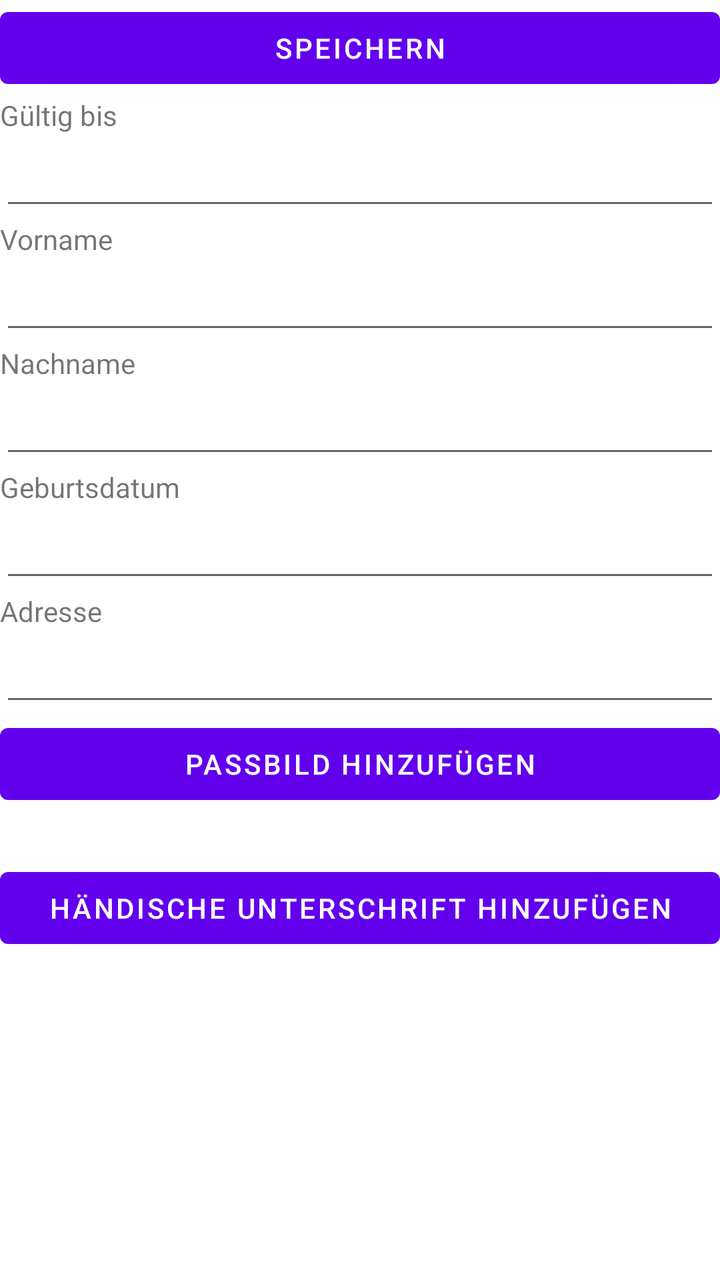
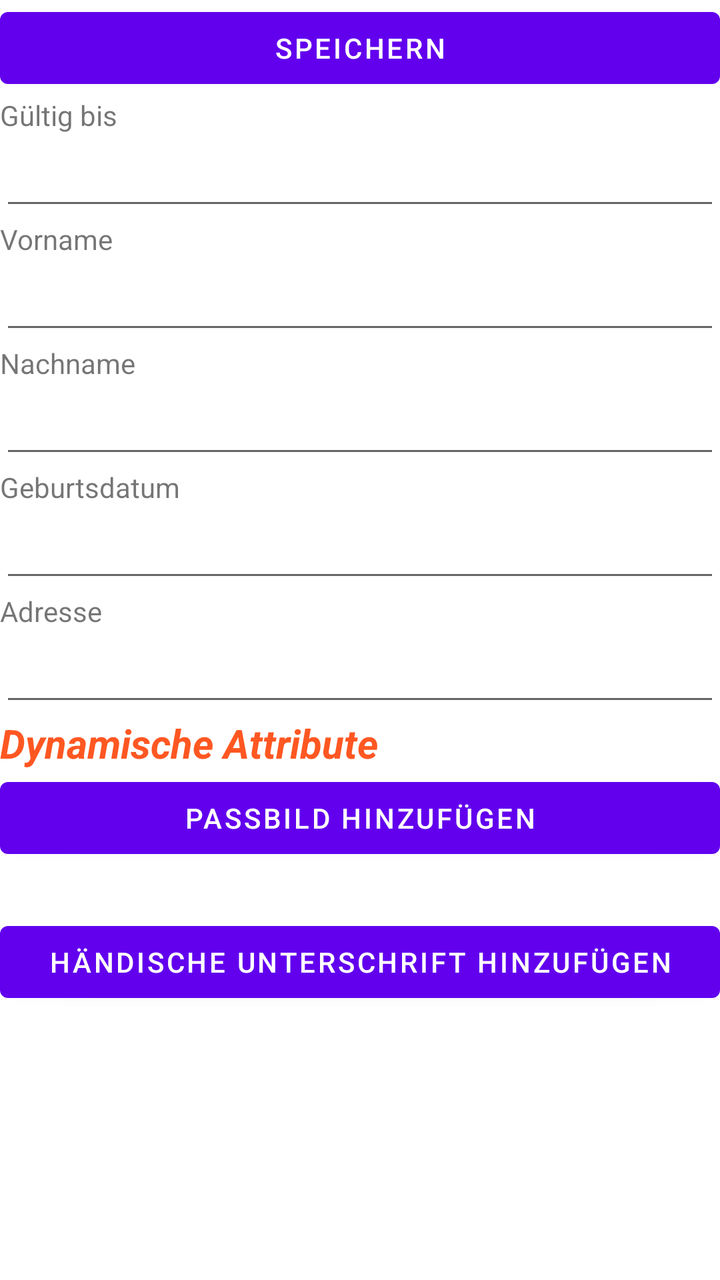

An Android layout rendered at two revisions. The XML below is the earlier revision; the diff shows what the commit changed to produce the second picture.
<!-- AndroidManifest.xml: application theme Theme.PommesfanIdentAndroid -->
<!-- res/layout/activity_id_editor.xml -->
<?xml version="1.0" encoding="utf-8"?>
<LinearLayout xmlns:android="http://schemas.android.com/apk/res/android"
              xmlns:tools="http://schemas.android.com/tools"
              android:id="@+id/newIDlayout"
              tools:context=".IDeditor"
              android:orientation="vertical"
              android:layout_width="409dp"
              android:layout_height="729dp" tools:layout_editor_absoluteY="1dp" tools:layout_editor_absoluteX="1dp">
        <Button
                android:id="@+id/btnSave"
                android:text="@string/speichern"
                android:layout_width="match_parent"
                android:layout_height="wrap_content"/>
        <TextView
                android:text="@string/g_ltig_bis"
                android:layout_width="match_parent"
                android:layout_height="24dp"/>
        <EditText
                android:layout_width="match_parent"
                android:layout_height="38dp"
                android:inputType="date"
                android:ems="10"
                android:id="@+id/valid_until"/>
        <TextView
                android:text="@string/vorname"
                android:layout_width="match_parent"
                android:layout_height="24dp"/>
        <EditText
                android:layout_width="match_parent"
                android:layout_height="38dp"
                android:inputType="text"
                android:ems="10"
                android:id="@+id/firstName"/>
        <TextView
                android:text="@string/nachname"
                android:layout_width="match_parent"
                android:layout_height="24dp"/>
        <EditText
                android:layout_width="match_parent"
                android:layout_height="38dp"
                android:inputType="text"
                android:ems="10"
                android:id="@+id/surname"/>
        <TextView
                android:text="@string/geburtsdatum"
                android:layout_width="match_parent"
                android:layout_height="24dp"/>
        <EditText
                android:layout_width="match_parent"
                android:layout_height="38dp"
                android:inputType="date"
                android:ems="10"
                android:id="@+id/birthdate"/>
        <TextView
                android:text="@string/adresse"
                android:layout_width="match_parent"
                android:layout_height="24dp"/>
        <EditText
                android:layout_width="match_parent"
                android:layout_height="38dp"
                android:inputType="text"
                android:ems="10"
                android:id="@+id/address"/>
        <Button
                android:id="@+id/btnAddPersonalimage"
                android:text="@string/passbild_hinzuf_gen"
                android:layout_width="match_parent"
                android:layout_height="wrap_content"/>
        <TextView
                android:text=""
                android:layout_width="match_parent"
                android:layout_height="24dp"
                android:id="@+id/personalImagePath"/>
        <Button
                android:id="@+id/btnAddHandSignature"
                android:text="@string/h_ndische_unterschrift_hinzuf_gen"
                android:layout_width="match_parent"
                android:layout_height="wrap_content"/>
        <TextView
                android:text=""
                android:layout_width="match_parent"
                android:layout_height="24dp"
                android:id="@+id/handSignaturePath"/>
</LinearLayout>
<!-- resources referenced by this layout -->
<resources>
  <string name="adresse">Adresse</string>
  <string name="g_ltig_bis">Gültig bis</string>
  <string name="geburtsdatum">Geburtsdatum</string>
  <string name="h_ndische_unterschrift_hinzuf_gen">Händische unterschrift hinzufügen</string>
  <string name="nachname">Nachname</string>
  <string name="passbild_hinzuf_gen">Passbild hinzufügen</string>
  <string name="speichern">Speichern</string>
  <string name="vorname">Vorname</string>
  <style name="Theme.PommesfanIdentAndroid" parent="Theme.MaterialComponents.DayNight.NoActionBar">
          
          <item name="colorPrimary">@color/purple_500</item>
          <item name="colorPrimaryVariant">@color/purple_700</item>
          <item name="colorOnPrimary">@color/white</item>
          
          <item name="colorSecondary">@color/teal_200</item>
          <item name="colorSecondaryVariant">@color/teal_700</item>
          <item name="colorOnSecondary">@color/black</item>
          
          <item name="android:statusBarColor">?attr/colorPrimaryVariant</item>
          
      </style>
  <color name="purple_500">#FF6200EE</color>
  <color name="purple_700">#FF3700B3</color>
  <color name="white">#FFFFFFFF</color>
  <color name="teal_200">#FF03DAC5</color>
  <color name="teal_700">#FF018786</color>
  <color name="black">#FF000000</color>
</resources>

<!-- the commit's change to res/layout/activity_id_editor.xml (unified diff, before → after) -->
@@ -61,6 +61,19 @@
                 android:inputType="text"
                 android:ems="10"
                 android:id="@+id/address"/>
+        <TextView
+                android:textSize="20sp"
+                android:layout_width="wrap_content"
+                android:layout_height="wrap_content"
+                android:textColor="#FF5722"
+                android:textStyle="bold|italic"
+                android:text="@string/dynamische_attribute"/>
+        <LinearLayout
+                android:id="@+id/dynamicAttributes"
+                android:orientation="vertical"
+                android:layout_width="match_parent"
+                android:layout_height="wrap_content">
+        </LinearLayout>
         <Button
                 android:id="@+id/btnAddPersonalimage"
                 android:text="@string/passbild_hinzuf_gen"
<!-- resource entries referenced after the edit -->
@@ -1,6 +1,7 @@
 <!-- resources referenced by this layout -->
 <resources>
   <string name="adresse">Adresse</string>
+  <string name="dynamische_attribute">Dynamische Attribute</string>
   <string name="g_ltig_bis">Gültig bis</string>
   <string name="geburtsdatum">Geburtsdatum</string>
   <string name="h_ndische_unterschrift_hinzuf_gen">Händische unterschrift hinzufügen</string>
